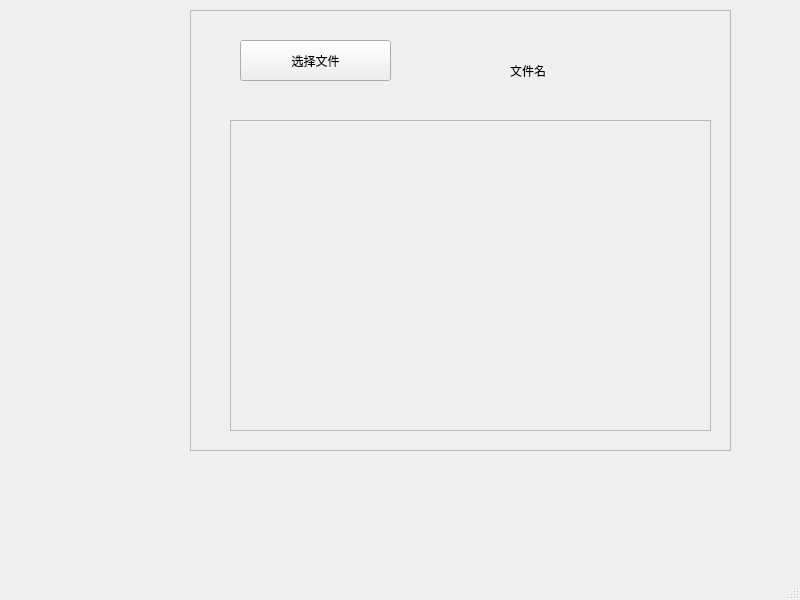
Above: UIDesignByDraggingInQt/video.ui from alittlealone/eigenfaceRecognition before the change. Below: the same form after it.
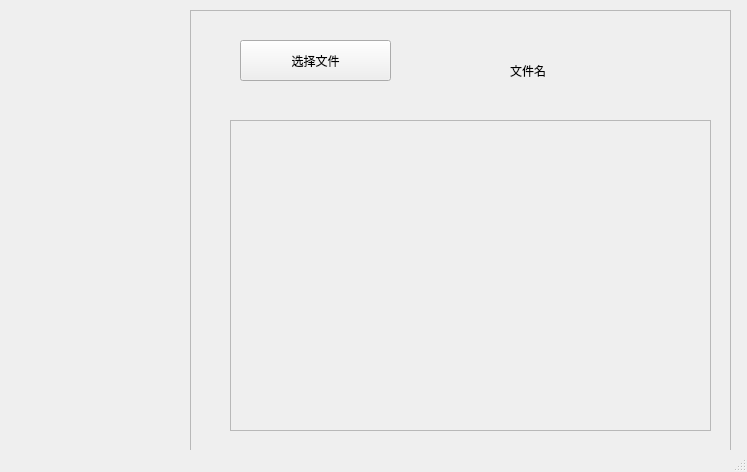
That is the form after the change.

What changed in the file:
```diff
--- a/UIDesignByDraggingInQt/video.ui
+++ b/UIDesignByDraggingInQt/video.ui
@@ -6,8 +6,8 @@
    <rect>
     <x>0</x>
     <y>0</y>
-    <width>800</width>
-    <height>600</height>
+    <width>747</width>
+    <height>472</height>
    </rect>
   </property>
   <property name="windowTitle">
```
Left out of the diff: 4 changed lines with no effect on the pictures.
